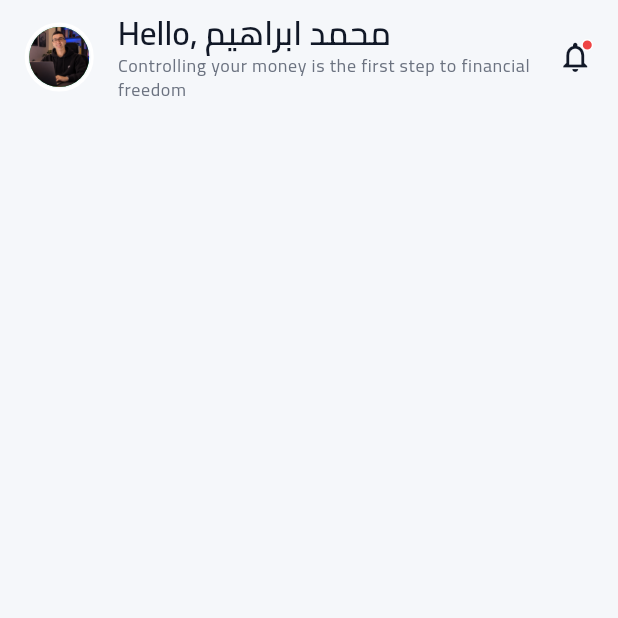
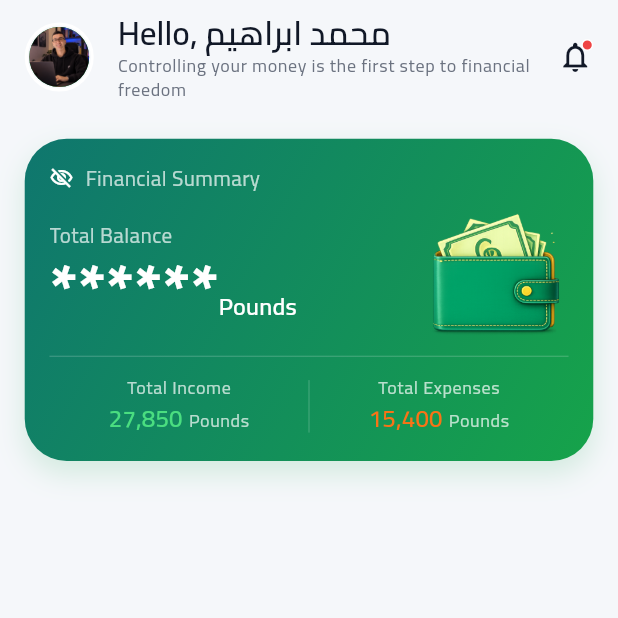
Before and after one commit to elsankary02/Masrofy, a Flutter app: the HomePage screen opened by its route, on a phone screen of 412 x 824 dp, the top half of it. Run offline on Flutter 3.47's test engine with Material 3 defaults, Android fonts, the phone set to English and light mode, and no system bars; our stand-ins replace device_preview, easy_localization, flutter_bloc, font_awesome_flutter, go_router.

Commit message:
feat: Add SummaryCardHomeWidget to home page and update dependencies

```diff
--- /dev/null
+++ b/lib/features/home/presentation/cubit/balance_cubit.dart
@@ -0,0 +1,6 @@
+import 'package:flutter_bloc/flutter_bloc.dart';
+
+class BalanceCubit extends Cubit<bool> {
+  BalanceCubit() : super(true);
+  void toggleBalanceVisibility() => emit(!state);
+}
--- a/lib/features/home/presentation/page/home_page.dart
+++ b/lib/features/home/presentation/page/home_page.dart
@@ -1,6 +1,7 @@
 import 'package:flutter/material.dart';
 import 'package:masrofy/core/utils/extensions/extensions.dart';
 import 'package:masrofy/features/home/presentation/widget/app_bar_home_widget.dart';
+import 'package:masrofy/features/home/presentation/widget/summary_card_home_widget.dart';
 
 class HomePage extends StatelessWidget {
   const HomePage({super.key});
@@ -11,7 +12,13 @@ class HomePage extends StatelessWidget {
       body: SafeArea(
         child: SingleChildScrollView(
           padding: EdgeInsets.symmetric(horizontal: context.h * .020),
-          child: Column(children: [AppBarHomeWidget()]),
+          child: Column(
+            children: [
+              AppBarHomeWidget(),
+              SizedBox(height: context.h * .020),
+              SummaryCardHomeWidget(),
+            ],
+          ),
         ),
       ),
     );
--- a/lib/features/home/presentation/widget/summary_card_home_widget.dart
+++ b/lib/features/home/presentation/widget/summary_card_home_widget.dart
@@ -0,0 +1,201 @@
+import 'package:easy_localization/easy_localization.dart';
+import 'package:flutter/material.dart';
+import 'package:flutter_bloc/flutter_bloc.dart';
+import 'package:masrofy/core/theme/app_colors.dart';
+import 'package:masrofy/core/utils/constants/app_images.dart';
+import 'package:masrofy/core/utils/constants/locale_keys.g.dart';
+import 'package:masrofy/core/utils/extensions/extensions.dart';
+import 'package:masrofy/features/home/presentation/cubit/balance_cubit.dart';
+
+class SummaryCardHomeWidget extends StatelessWidget {
+  const SummaryCardHomeWidget({super.key});
+
+  @override
+  Widget build(BuildContext context) {
+    return BlocProvider(
+      create: (context) => BalanceCubit(),
+      child: Container(
+        padding: EdgeInsets.all(context.h * .020),
+        decoration: BoxDecoration(
+          borderRadius: BorderRadius.circular(28),
+          gradient: AppColors.walletGradient,
+          boxShadow: [
+            BoxShadow(
+              color: AppColors.primary.withValues(alpha: 0.15),
+              blurRadius: 15,
+              offset: const Offset(0, 8),
+            ),
+          ],
+        ),
+        child: Column(
+          children: [
+            // Header Row: Toggle Icon and Financial Summary Label
+            Row(
+              spacing: 8,
+              children: [
+                BlocBuilder<BalanceCubit, bool>(
+                  builder: (context, isObscured) {
+                    return InkWell(
+                      onTap: () {
+                        context.read<BalanceCubit>().toggleBalanceVisibility();
+                      },
+                      child: Icon(
+                        isObscured == true
+                            ? Icons.visibility_off_outlined
+                            : Icons.visibility_outlined,
+                        color: Colors.white,
+                        size: 16,
+                      ),
+                    );
+                  },
+                ),
+                Text(
+                  LocaleKeys.financial_summary.tr(),
+                  style: context.textTheme.bodyMedium?.copyWith(
+                    color: AppColors.white.withValues(alpha: 0.70),
+                  ),
+                ),
+              ],
+            ),
+            SizedBox(height: context.h * .005),
+            BlocBuilder<BalanceCubit, bool>(
+              builder: (context, isObscured) {
+                return _TotalBalanceAndImage(isObscured: isObscured);
+              },
+            ),
+            SizedBox(height: context.h * .005),
+
+            // Horizontal Divider
+            Container(
+              width: double.infinity,
+              height: 0.5,
+              decoration: BoxDecoration(
+                color: AppColors.white.withValues(alpha: 0.3),
+              ),
+            ),
+            SizedBox(height: context.h * 0.016),
+
+            // Footer Row: Total Income and Total Expenses
+            Row(
+              mainAxisAlignment: MainAxisAlignment.spaceEvenly,
+              children: [
+                _CardSubTitle(
+                  title: LocaleKeys.total_income.tr(),
+                  price: "27,850",
+                  color: AppColors.primaryLight,
+                ),
+                Container(
+                  width: 0.5,
+                  height: 35,
+                  color: Colors.white.withValues(alpha: 0.3),
+                ),
+                _CardSubTitle(
+                  title: LocaleKeys.total_expenses.tr(),
+                  price: "15,400",
+                  color: AppColors.debt,
+                ),
+              ],
+            ),
+          ],
+        ),
+      ),
+    );
+  }
+}
+
+// =============================================================================
+// Local Widgets
+// =============================================================================
+
+/// Displays total balance alongside the wallet graphic.
+class _TotalBalanceAndImage extends StatelessWidget {
+  final bool isObscured;
+  const _TotalBalanceAndImage({required this.isObscured});
+
+  @override
+  Widget build(BuildContext context) {
+    return Row(
+      mainAxisAlignment: MainAxisAlignment.spaceBetween,
+      children: [
+        Column(
+          crossAxisAlignment: CrossAxisAlignment.start,
+          children: [
+            Text(
+              LocaleKeys.total_balance.tr(),
+              style: context.textTheme.bodyMedium?.copyWith(
+                color: AppColors.white.withValues(alpha: 0.70),
+              ),
+            ),
+            Row(
+              crossAxisAlignment: CrossAxisAlignment.baseline,
+              textBaseline: TextBaseline.alphabetic,
+              children: [
+                Text(
+                  isObscured == true ? "******" : "12,450",
+                  style: context.textTheme.displayMedium?.copyWith(
+                    color: AppColors.white,
+                  ),
+                ),
+                Text(
+                  LocaleKeys.currency_pounds.tr(),
+                  style: context.textTheme.titleMedium?.copyWith(
+                    color: AppColors.white,
+                  ),
+                ),
+              ],
+            ),
+          ],
+        ),
+        Image.asset(
+          AppImages.income,
+          height: 100,
+          width: 100,
+          fit: BoxFit.cover,
+        ),
+      ],
+    );
+  }
+}
+
+/// A sub-card component used for displaying financial metrics like income or expenses.
+class _CardSubTitle extends StatelessWidget {
+  final String title;
+  final String price;
+  final Color color;
+  const _CardSubTitle({
+    required this.title,
+    required this.price,
+    required this.color,
+  });
+
+  @override
+  Widget build(BuildContext context) {
+    return Column(
+      children: [
+        Text(
+          title,
+          style: context.textTheme.bodySmall?.copyWith(
+            color: AppColors.white.withValues(alpha: 0.70),
+          ),
+        ),
+        Row(
+          spacing: 4,
+          crossAxisAlignment: CrossAxisAlignment.baseline,
+          textBaseline: TextBaseline.alphabetic,
+          children: [
+            Text(
+              price,
+              style: context.textTheme.titleMedium?.copyWith(color: color),
+            ),
+            Text(
+              LocaleKeys.currency_pounds.tr(),
+              style: context.textTheme.bodySmall?.copyWith(
+                color: AppColors.white.withValues(alpha: .70),
+              ),
+            ),
+          ],
+        ),
+      ],
+    );
+  }
+}
--- a/pubspec.yaml
+++ b/pubspec.yaml
@@ -38,6 +38,7 @@ dependencies:
   font_awesome_flutter: ^11.0.0
   go_router: ^18.1.0
   device_preview: ^1.3.1
+  flutter_bloc: ^9.1.1
 
 dev_dependencies:
   flutter_test:
```
Also changed, not shown: pubspec.lock.
